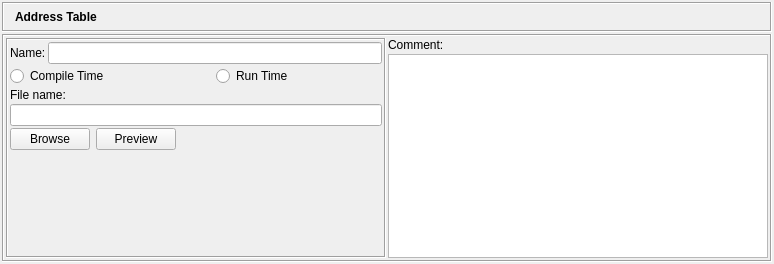
Above: src/gui/addresstabledialog_q.ui from fwbuilder/fwbuilder before the change. Below: the same form after it.
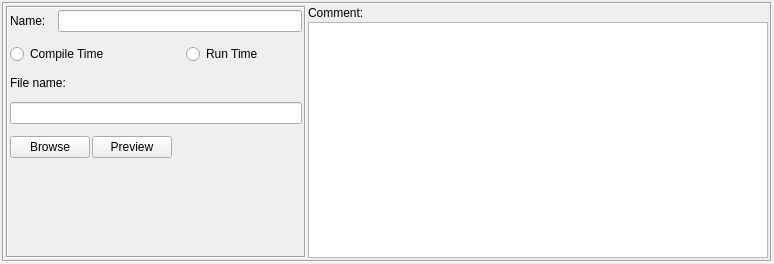
That is the form after the change. Icons and pictures are not drawn.

Commit message: fixes #491, #501 dialog layout fixes to make them look more consistent, using widget promotion feature in Designer to build stack of editor dialogs in the bottom panel of the main window instead of building them at run time

What changed in the file:
```diff
--- a/src/gui/addresstabledialog_q.ui
+++ b/src/gui/addresstabledialog_q.ui
@@ -30,77 +30,6 @@
      <property name="spacing" >
       <number>2</number>
      </property>
-     <property name="margin" >
-      <number>0</number>
-     </property>
-     <item>
-      <widget class="QFrame" name="frame3" >
-       <property name="sizePolicy" >
-        <sizepolicy vsizetype="Fixed" hsizetype="Preferred" >
-         <horstretch>0</horstretch>
-         <verstretch>0</verstretch>
-        </sizepolicy>
-       </property>
-       <property name="minimumSize" >
-        <size>
-         <width>16</width>
-         <height>30</height>
-        </size>
-       </property>
-       <property name="autoFillBackground" >
-        <bool>true</bool>
-       </property>
-       <property name="frameShape" >
-        <enum>QFrame::Box</enum>
-       </property>
-       <property name="frameShadow" >
-        <enum>QFrame::Sunken</enum>
-       </property>
-       <layout class="QGridLayout" >
-        <property name="margin" >
-         <number>2</number>
-        </property>
-        <property name="spacing" >
-         <number>2</number>
-        </property>
-        <item row="0" column="2" >
-         <widget class="QLabel" name="editorTitle" >
-          <property name="font" >
-           <font>
-            <weight>75</weight>
-            <bold>true</bold>
-           </font>
-          </property>
-          <property name="text" >
-           <string>Address Table</string>
-          </property>
-          <property name="wordWrap" >
-           <bool>false</bool>
-          </property>
-         </widget>
-        </item>
-        <item row="0" column="1" >
-         <widget class="QLabel" name="label" >
-          <property name="sizePolicy" >
-           <sizepolicy vsizetype="Preferred" hsizetype="Maximum" >
-            <horstretch>0</horstretch>
-            <verstretch>0</verstretch>
-           </sizepolicy>
-          </property>
-          <property name="autoFillBackground" >
-           <bool>false</bool>
-          </property>
-          <property name="text" >
-           <string/>
-          </property>
-          <property name="pixmap" >
-           <pixmap resource="MainRes.qrc" >:/Icons/AddressTable/icon</pixmap>
-          </property>
-         </widget>
-        </item>
-       </layout>
-      </widget>
-     </item>
      <item>
       <widget class="QFrame" name="frame7" >
        <property name="frameShape" >
@@ -113,17 +42,23 @@
         <item rowspan="2" row="0" column="0" >
          <widget class="QFrame" name="frame10" >
           <property name="sizePolicy" >
-           <sizepolicy vsizetype="Preferred" hsizetype="Preferred" >
+           <sizepolicy vsizetype="Preferred" hsizetype="Fixed" >
             <horstretch>0</horstretch>
             <verstretch>0</verstretch>
            </sizepolicy>
           </property>
           <property name="minimumSize" >
            <size>
-            <width>0</width>
+            <width>300</width>
             <height>16</height>
            </size>
           </property>
+          <property name="maximumSize" >
+           <size>
+            <width>300</width>
+            <height>16777215</height>
+           </size>
+          </property>
           <property name="frameShape" >
            <enum>QFrame::Box</enum>
           </property>
@@ -131,6 +66,9 @@
            <enum>QFrame::Sunken</enum>
           </property>
           <layout class="QGridLayout" >
+           <property name="spacing" >
+            <number>12</number>
+           </property>
            <item row="0" column="0" >
             <widget class="QLabel" name="textLabel1" >
              <property name="text" >
@@ -211,12 +149,6 @@
            </item>
            <item row="4" column="0" colspan="3" >
             <layout class="QHBoxLayout" >
-             <property name="spacing" >
-              <number>6</number>
-             </property>
-             <property name="margin" >
-              <number>0</number>
-             </property>
              <item>
               <widget class="QPushButton" name="BrowseButton" >
                <property name="sizePolicy" >
```
The commit also changes 49 other files.
